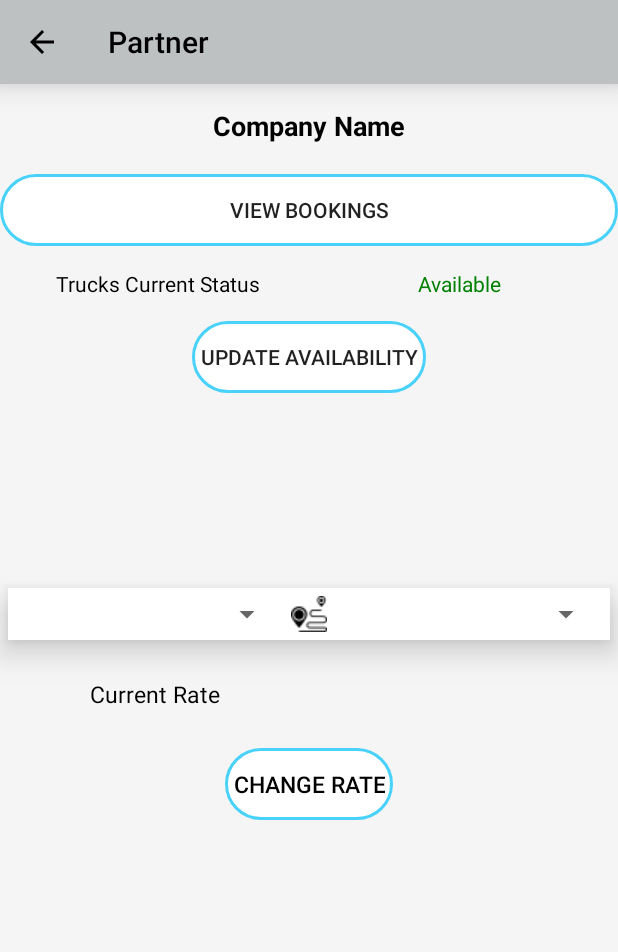
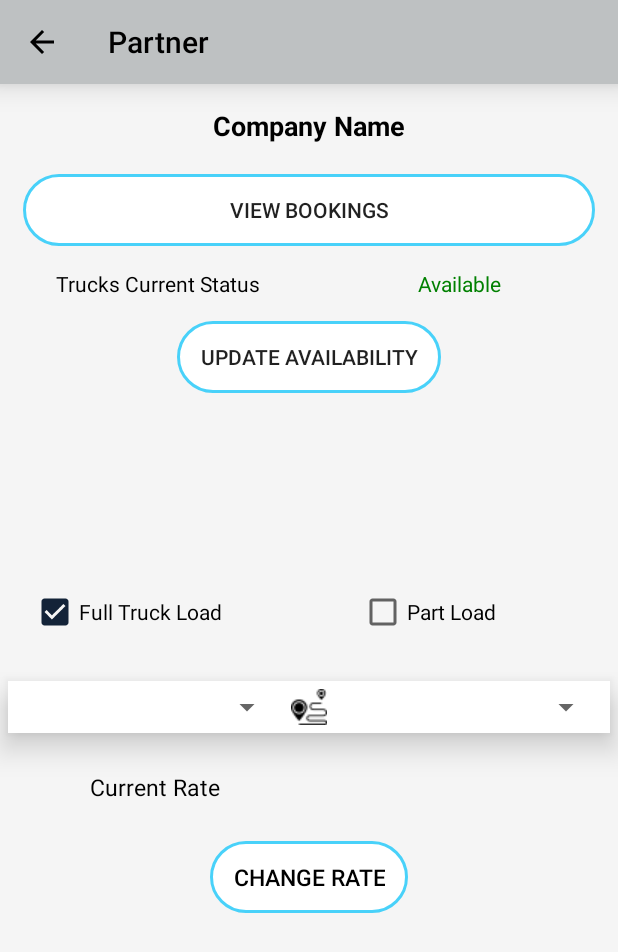
Before and after one commit to aggarwalmayank/PROVIZO, an Android app: the Partner screen opened directly, with no data from a screen before it, on a phone screen of 412 x 824 dp. Shown: the top 952 px of the screen. Run offline under Robolectric (Android 15) with nearby library versions, the phone set to English and light mode, and no system bars; our stand-ins replace Firebase (no records; nobody signed in at launch, a user with empty details on screens opened directly); 5 statements that could not run were skipped.

Commit message:
Truck Booking App

```diff
--- a/app/src/main/res/layout/activity_partner.xml
+++ b/app/src/main/res/layout/activity_partner.xml
@@ -34,13 +34,16 @@
             android:textColor="#000000"
             android:textSize="18sp"
             android:textStyle="bold" />
+
         <Button
             android:layout_width="match_parent"
             android:background="@drawable/ripple_effect"
             android:text="View Bookings"
             android:layout_marginBottom="10dp"
             android:id="@+id/viewbooking"
-            android:layout_height="wrap_content" />
+            android:layout_height="wrap_content"
+            android:layout_marginStart="15dp"
+            android:layout_marginEnd="15dp" />
 
         <LinearLayout
             android:layout_width="match_parent"
@@ -82,7 +85,9 @@
             android:background="@drawable/ripple_effect"
             android:gravity="center"
             android:padding="5dp"
-            android:text="Update Availability">
+            android:text="Update Availability"
+            android:paddingEnd="15dp"
+            android:paddingStart="15dp">
 
         </Button>
 
@@ -124,6 +129,35 @@
             android:layout_marginTop="10dp"
             android:background="@drawable/ripple_effect"
             android:text="Update" />
+
+        <LinearLayout
+            android:layout_width="match_parent"
+            android:layout_height="wrap_content"
+            android:layout_marginLeft="5dp"
+            android:layout_marginTop="30dp"
+            android:layout_marginRight="5dp"
+            android:orientation="horizontal">
+
+            <CheckBox
+                android:id="@+id/checkbox1"
+                android:layout_width="wrap_content"
+                android:layout_height="wrap_content"
+                android:layout_weight="1"
+                android:text="Full Truck Load"
+                android:layout_marginStart="15dp"
+                android:layout_marginLeft="15dp"
+                android:checked="true"/>
+
+            <CheckBox
+                android:id="@+id/checkbox2"
+                android:layout_width="wrap_content"
+                android:layout_height="wrap_content"
+                android:layout_weight="1"
+                android:text="Part Load"
+                android:layout_marginStart="15dp"
+                android:layout_marginLeft="15dp"/>
+
+        </LinearLayout>
 
         <LinearLayout
             android:layout_width="match_parent"
@@ -204,10 +238,11 @@
             android:layout_marginTop="20dp"
             android:background="@drawable/ripple_effect"
             android:gravity="center"
-            android:padding="5dp"
             android:text="Change Rate"
             android:textColor="#000000"
-            android:textSize="15sp">
+            android:textSize="15sp"
+            android:paddingEnd="15dp"
+            android:paddingStart="15dp">
 
         </Button>
 
```
Also changed, not shown: app/src/main/java/com/appsaga/provizo/Partner.java (+291 -20 lines), app/src/main/java/com/appsaga/provizo/PartnerValue.java (+4 -4 lines).
